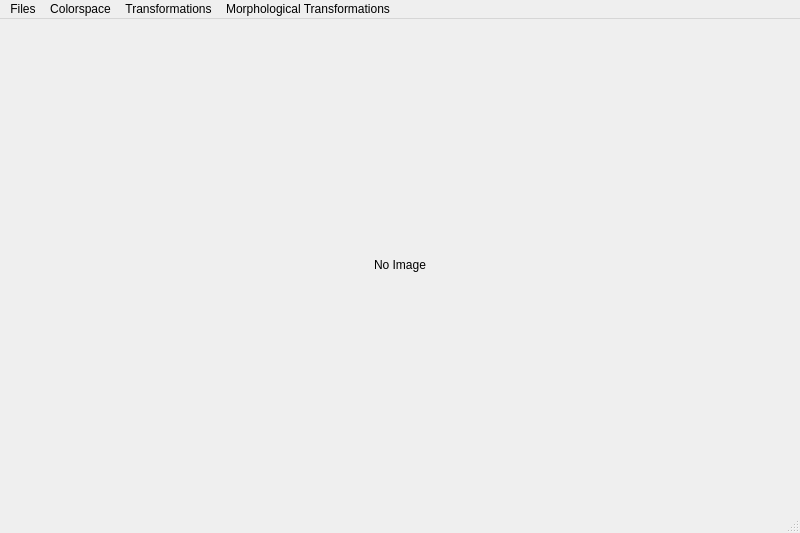
Qt form UI/mainWindow.ui (DanielCastriani/OpenCvExemple) before a commit.
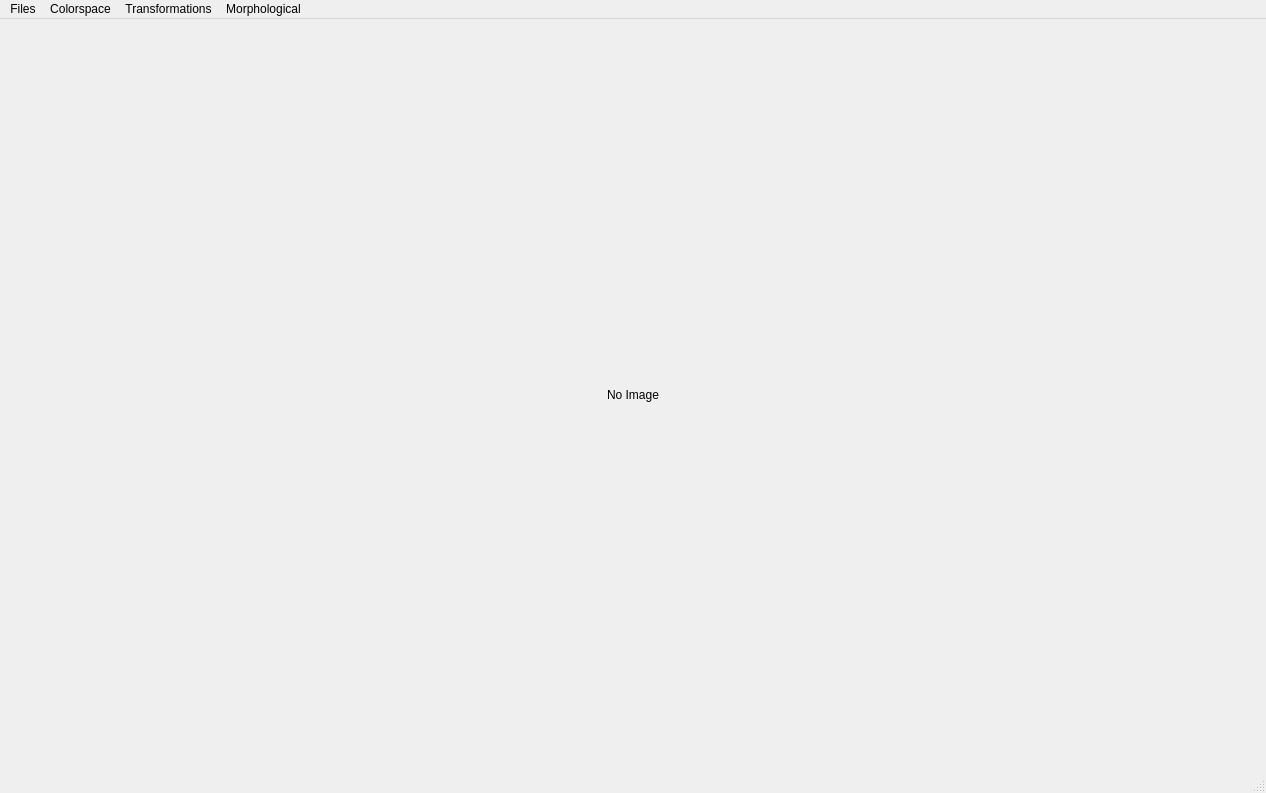
The same form after that commit.

Patch:
```diff
--- a/UI/mainWindow.ui
+++ b/UI/mainWindow.ui
@@ -6,8 +6,8 @@
    <rect>
     <x>0</x>
     <y>0</y>
-    <width>800</width>
-    <height>533</height>
+    <width>1266</width>
+    <height>793</height>
    </rect>
   </property>
   <property name="windowTitle">
@@ -38,7 +38,7 @@
     <rect>
      <x>0</x>
      <y>0</y>
-     <width>800</width>
+     <width>1266</width>
      <height>21</height>
     </rect>
    </property>
@@ -77,7 +77,7 @@
    </widget>
    <widget class="QMenu" name="menuMorphological_Transformations">
     <property name="title">
-     <string>Morphological Transformations</string>
+     <string>Morphological</string>
     </property>
     <addaction name="actionErosion"/>
     <addaction name="actionDilation"/>
```
Left out of the diff: 15 changed lines with no effect on the pictures.
